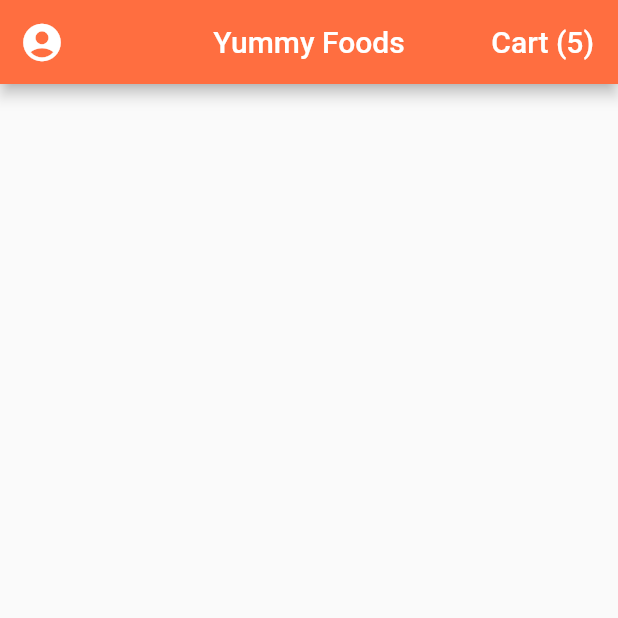
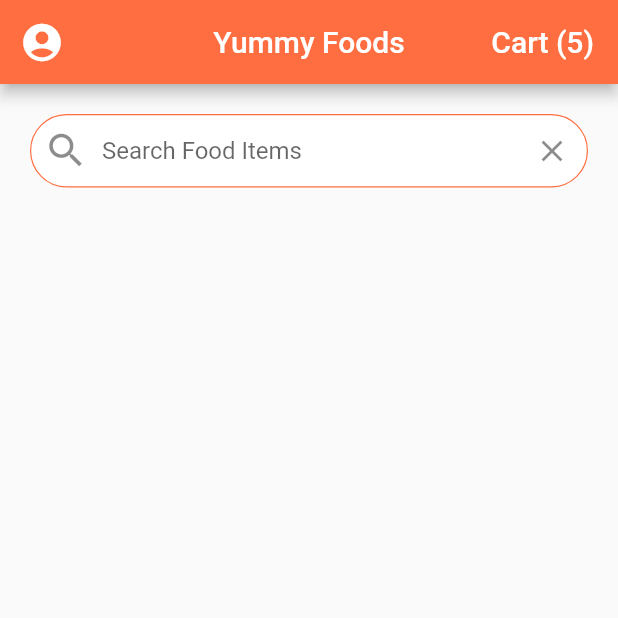
Before and after one commit to Sarantha/Flutter_FoodAppUI, a Flutter app: the screen it shows after launch, on a phone screen of 412 x 824 dp, the top half of it. Run offline on Flutter 3.47's test engine with Material 2 defaults, Android fonts, the phone set to English and light mode, and no system bars.

Commit message:
search bar complete

```diff
--- a/lib/screens/home_screen.dart
+++ b/lib/screens/home_screen.dart
@@ -26,6 +26,33 @@ class _HomeScreenState extends State<HomeScreen> {
               ))
         ],
       ),
+      body: ListView(
+        children: <Widget>[
+          Padding(
+            padding: const EdgeInsets.all(20.0),
+            child: TextField(
+              decoration: InputDecoration(
+                  contentPadding: EdgeInsets.symmetric(vertical: 15.0),
+                  fillColor: Colors.white,
+                  filled: true,
+                  border: OutlineInputBorder(
+                      borderRadius: BorderRadius.circular(30.0),
+                      borderSide: BorderSide(width: 0.8)),
+                  enabledBorder: OutlineInputBorder(
+                      borderRadius: BorderRadius.circular(30.0),
+                      borderSide: BorderSide(
+                          width: 0.8, color: Theme.of(context).primaryColor)),
+                  hintText: 'Search Food Items',
+                  prefixIcon: Icon(
+                    Icons.search,
+                    size: 30.0,
+                  ),
+                  suffixIcon:
+                      IconButton(icon: Icon(Icons.clear), onPressed: () {})),
+            ),
+          )
+        ],
+      ),
     );
   }
 }
```
